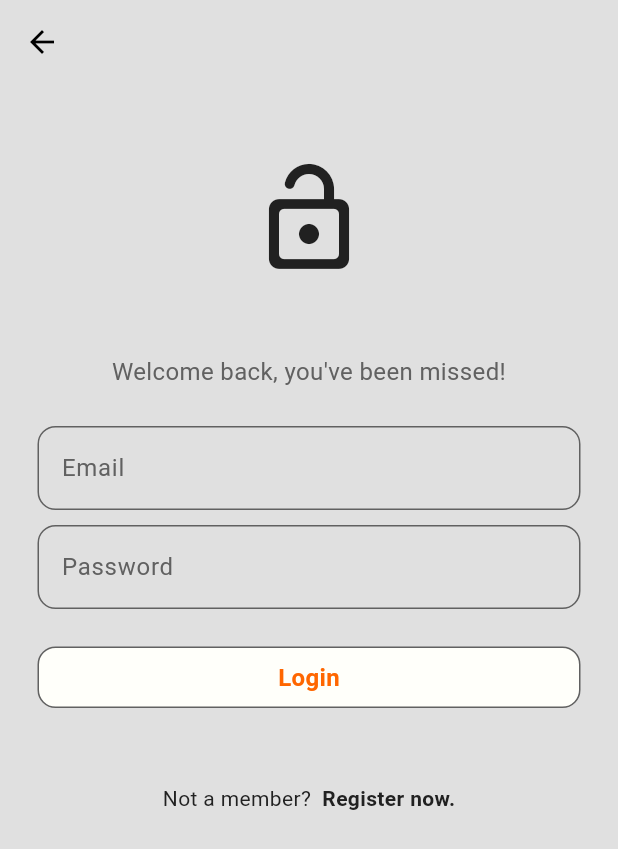
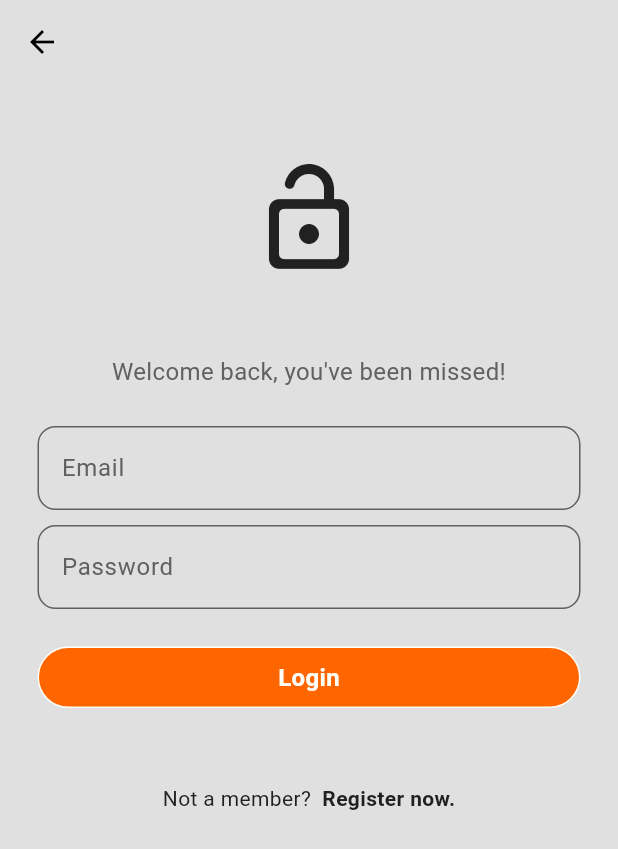
Before and after one commit to Antoine-Ringnyu/techshop, a Flutter app: the screen it shows after launch, after a tap on the "person" icon, on a phone screen of 412 x 824 dp. Shown: the top 849 px of the screen. Run offline on Flutter 3.47's test engine with Material 3 defaults, Android fonts, the light colour scheme and no system bars; our stand-ins replace flutter_bloc, image_picker, supabase_flutter; accounts and stored records are empty.

Commit message:
redesigne default button and structure ticket info tile

```diff
--- a/lib/features/Welcome/presentation/components/sample_tickets.dart
+++ b/lib/features/Welcome/presentation/components/sample_tickets.dart
@@ -1,6 +1,5 @@
 import 'package:flutter/material.dart';
 import 'package:techrx/features/ticket/data/supaabase_ticket_repo.dart';
-import 'package:techrx/features/ticket/presentation/pages/ticket_detail_page.dart';
 import 'package:techrx/features/ticket/presentation/pages/ticket_page.dart';
 
 class SampleTickets extends StatefulWidget {
--- a/lib/features/Welcome/presentation/pages/welcome_page.dart
+++ b/lib/features/Welcome/presentation/pages/welcome_page.dart
@@ -1,7 +1,6 @@
 import 'package:flutter/material.dart';
 import 'package:techrx/features/Welcome/presentation/components/sample_tickets.dart';
 import 'package:techrx/features/auth/presentation/pages/auth_page.dart';
-import 'package:techrx/features/profile/presentation/components/my_drawer.dart';
 import 'package:techrx/features/searchTickets/presentation/components/search_tickets.dart';
 import 'package:techrx/features/ticket/presentation/pages/create_ticket.dart';
 
@@ -25,18 +24,37 @@ class _WelcomePageState extends State<WelcomePage> {
           backgroundColor: Theme.of(context).colorScheme.primary,
 
           // App logo
-          title: Text(
-            'T e c h R x',
-            textAlign: TextAlign.center,
+          title: Padding(
+            padding: const EdgeInsets.only(left: 16.0),
+            child: RichText(
+              text: TextSpan(
+                children: <TextSpan>[
+                  TextSpan(
+                    text: 'Tech',
                     style: TextStyle(
-              fontSize: 24,
-              color: Theme.of(context).colorScheme.tertiary,
+                        color: Theme.of(context).colorScheme.inversePrimary,
+                        fontSize: 28,
+                        fontWeight: FontWeight.bold),
+                  ),
+                  TextSpan(
+                    text: 'Rx',
+                    style: TextStyle(
+                      color: Theme.of(context)
+                          .colorScheme
+                          .tertiary, // Set "Rx" text color to red
+                      fontSize: 28,
                     ),
                   ),
-          centerTitle: true,
+                ],
+              ),
+            ),
+          ),
+          // centerTitle: true,
           actions: [
             // Logout button
-            IconButton(
+            Padding(
+              padding: const EdgeInsets.only(right: 16.0),
+              child: IconButton(
                 color: Theme.of(context).colorScheme.inversePrimary,
                 onPressed: () => Navigator.push(
                   context,
@@ -47,11 +65,12 @@ class _WelcomePageState extends State<WelcomePage> {
                 icon: const Icon(Icons.person_outlined),
                 iconSize: 32,
               ),
+            ),
           ],
         ),
 
         // Drawer
-        drawer: MyDrawer(),
+        // drawer: MyDrawer(),
 
         // Body content
         body: Stack(
--- a/lib/features/auth/presentation/pages/log_in_page.dart
+++ b/lib/features/auth/presentation/pages/log_in_page.dart
@@ -109,6 +109,10 @@ class _LogInPageState extends State<LogInPage> {
               MyButton(
                 onTab: login,
                 text: 'Login',
+                textColor: Theme.of(context).colorScheme.inversePrimary,
+                containerColor: Theme.of(context).colorScheme.tertiary,
+                borderColor: Theme.of(context).colorScheme.inversePrimary,
+                borderRadius: 42,
               ),
 
               const SizedBox(
--- a/lib/features/auth/presentation/pages/register_page.dart
+++ b/lib/features/auth/presentation/pages/register_page.dart
@@ -142,6 +142,10 @@ class _RegisterPageState extends State<RegisterPage> {
               MyButton(
                 onTab: signUp,
                 text: 'Register',
+                textColor: Theme.of(context).colorScheme.inversePrimary,
+                containerColor: Theme.of(context).colorScheme.tertiary,
+                borderColor: Theme.of(context).colorScheme.inversePrimary,
+                borderRadius: 42,
               ),
 
               const SizedBox(
--- a/lib/features/searchTickets/presentation/components/search_tickets.dart
+++ b/lib/features/searchTickets/presentation/components/search_tickets.dart
@@ -5,7 +5,6 @@ import 'package:techrx/features/searchTickets/presentation/components/ticket_til
 import 'package:techrx/features/searchTickets/presentation/cubit/search_cubit.dart';
 import 'package:techrx/features/searchTickets/presentation/cubit/search_state.dart';
 import 'package:techrx/features/ticket/domain/entities/ticket.dart';
-import 'package:techrx/features/ticket/presentation/pages/ticket_detail_page.dart';
 import 'package:techrx/features/ticket/presentation/pages/ticket_page.dart';
 
 class SearchTickets extends StatefulWidget {
```
Also changed, not shown: lib/features/ticket/presentation/components/ticket_info_tile.dart (added, +40 -0 lines), lib/features/ticket/presentation/pages/ticket_page.dart (+23 -41 lines). Lines whose indentation alone changed are shown as unchanged.
